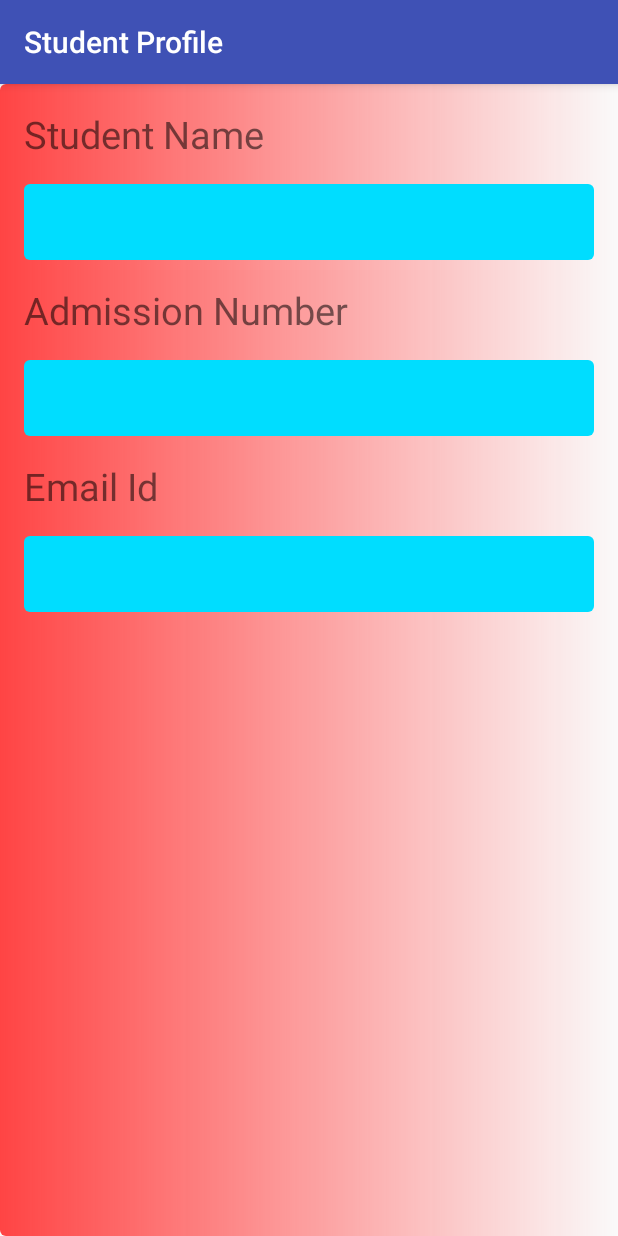
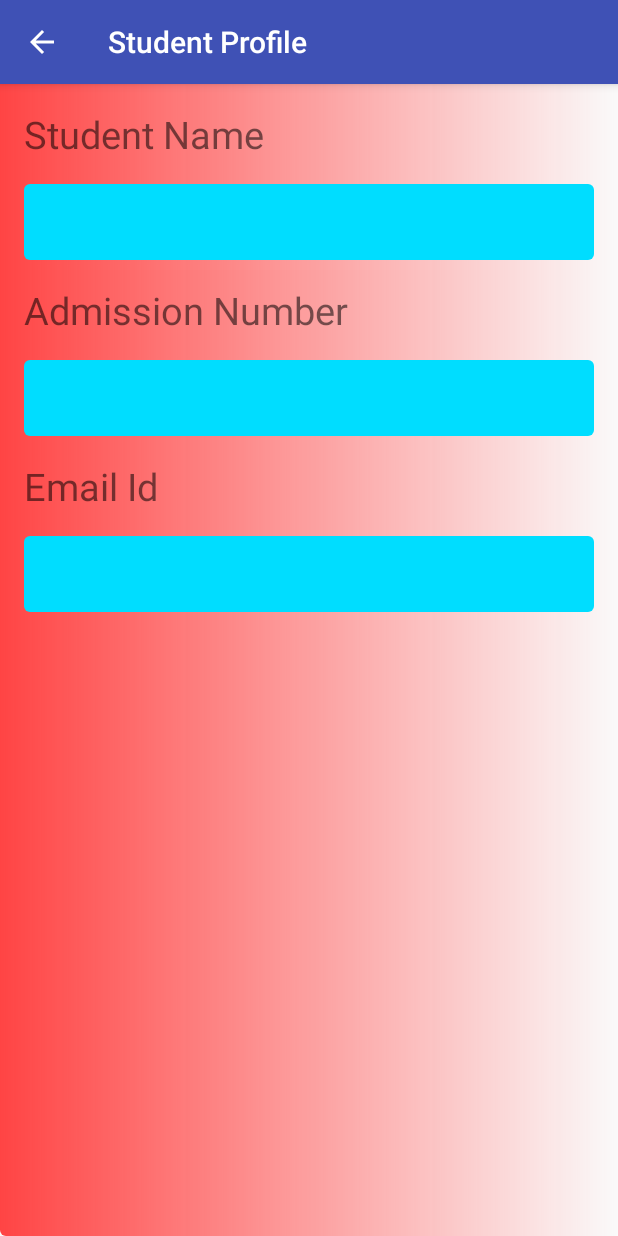
Before and after one commit to ritikagr/Student_Information, an Android app: the Student_Profile screen opened directly, with no data from a screen before it, on a phone screen of 412 x 824 dp. Run offline under Robolectric (Android 15) with nearby library versions, the phone set to English and light mode, and no system bars; 3 statements that could not run were skipped.

Commit message:
list_item_student.xml added

```diff
--- a/app/src/main/java/com/iit/ritik/studentinformation/Student_Profile.java
+++ b/app/src/main/java/com/iit/ritik/studentinformation/Student_Profile.java
@@ -6,8 +6,10 @@ import android.content.Intent;
 import android.database.Cursor;
 import android.database.sqlite.SQLiteDatabase;
 import android.database.sqlite.SQLiteStatement;
+import android.support.v7.app.ActionBar;
 import android.support.v7.app.AppCompatActivity;
 import android.os.Bundle;
+import android.support.v7.widget.Toolbar;
 import android.text.InputType;
 import android.view.View;
 import android.widget.AdapterView;
@@ -35,6 +37,10 @@ public class Student_Profile extends AppCompatActivity {
     protected void onCreate(Bundle savedInstanceState) {
         super.onCreate(savedInstanceState);
         setContentView(R.layout.activity_student__profile);
+        Toolbar toolbar = (Toolbar) findViewById(R.id.toolbar_student);
+        setSupportActionBar(toolbar);
+        ActionBar actionBar = getSupportActionBar();
+        actionBar.setDisplayHomeAsUpEnabled(true);
 
         openDatabase();
         Intent intent = getIntent();
--- a/app/src/main/res/layout/activity_main.xml
+++ b/app/src/main/res/layout/activity_main.xml
@@ -16,6 +16,7 @@
             android:id="@+id/toolbar"
             android:layout_width="match_parent"
             android:layout_height="?attr/actionBarSize"
+            android:elevation="4dp"
             android:background="?attr/colorPrimary"
             app:popupTheme="@style/AppTheme.PopupOverlay" />
 
--- a/app/src/main/res/layout/activity_student__profile.xml
+++ b/app/src/main/res/layout/activity_student__profile.xml
@@ -1,12 +1,28 @@
 <?xml version="1.0" encoding="utf-8"?>
 <LinearLayout xmlns:android="http://schemas.android.com/apk/res/android"
     xmlns:tools="http://schemas.android.com/tools"
+    xmlns:app="http://schemas.android.com/apk/res-auto"
     android:layout_width="match_parent"
     android:layout_height="match_parent"
     android:background="@drawable/border_parentlayout"
     android:orientation="vertical"
     android:descendantFocusability="blocksDescendants"
     tools:context="com.iit.ritik.studentinformation.Student_Profile">
+
+    <android.support.design.widget.AppBarLayout
+        android:layout_width="match_parent"
+        android:layout_height="wrap_content"
+        android:theme="@style/AppTheme.AppBarOverlay">
+
+        <android.support.v7.widget.Toolbar
+            android:id="@+id/toolbar_student"
+            android:layout_width="match_parent"
+            android:layout_height="?attr/actionBarSize"
+            android:elevation="4dp"
+            android:background="?attr/colorPrimary"
+            app:popupTheme="@style/AppTheme.PopupOverlay" />
+
+    </android.support.design.widget.AppBarLayout>
 
     <TextView
         style="@style/text_view"
--- a/app/src/main/res/values/styles.xml
+++ b/app/src/main/res/values/styles.xml
@@ -1,8 +1,9 @@
 <resources>
 
     <!-- Base application theme. -->
-    <style name="AppTheme" parent="Theme.AppCompat.Light.DarkActionBar">
+    <style name="AppTheme" parent="Theme.AppCompat.Light.NoActionBar">
         <!-- Customize your theme here. -->
+        <item name="android:windowActionBar">false</item>
         <item name="colorPrimary">@color/colorPrimary</item>
         <item name="colorPrimaryDark">@color/colorPrimaryDark</item>
         <item name="colorAccent">@color/colorAccent</item>
```
Also changed, not shown: app/src/main/java/com/iit/ritik/studentinformation/Branch_Info.java (+22 -3 lines), app/src/main/java/com/iit/ritik/studentinformation/MainActivity.java (+17 -2 lines), app/src/main/res/layout/activity_branch__info.xml (+14 -0 lines), app/src/main/res/layout/list_item_branch.xml (renamed from app/src/main/res/layout/list_item.xml, +4 -3 lines).
